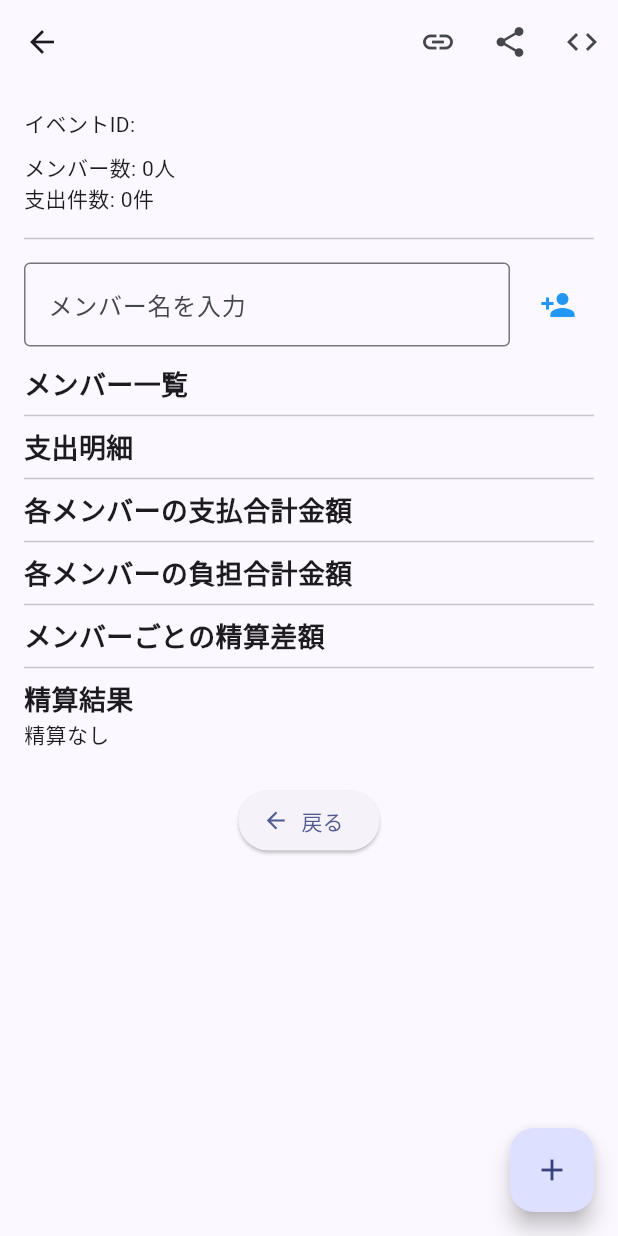
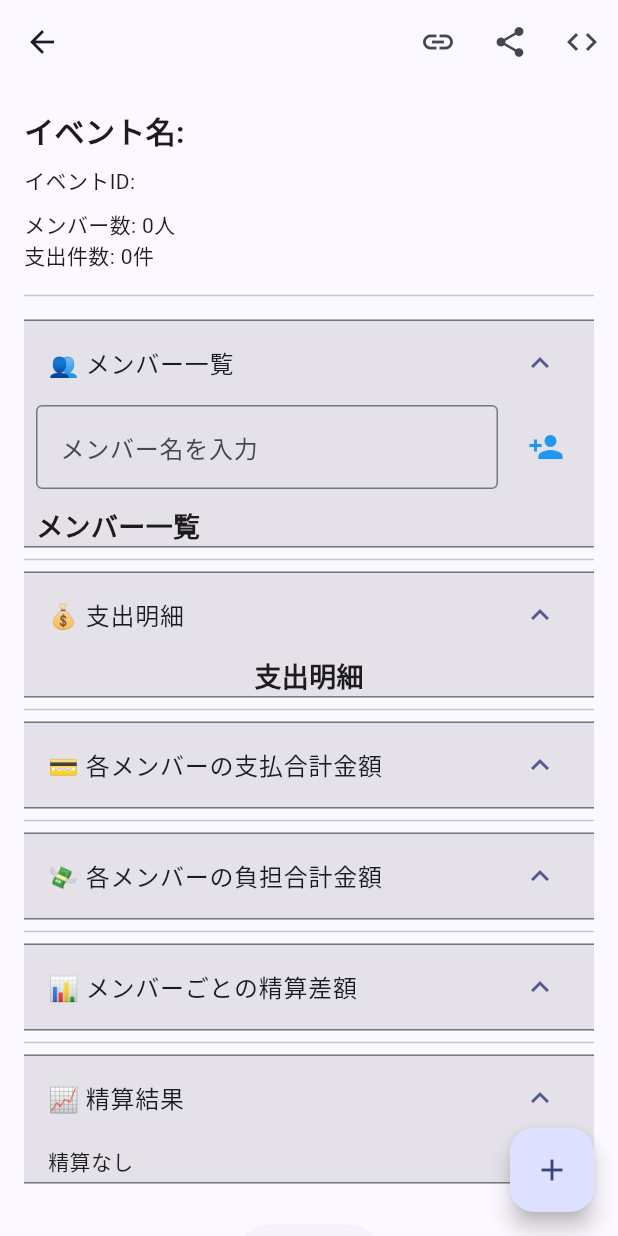
Before and after one commit to kakunekono/wari-can, a Flutter app: the EventDetailPage screen opened directly with empty values, on a phone screen of 412 x 824 dp. Run offline on Flutter 3.47's test engine with Material 3 defaults, Android fonts, the light colour scheme and no system bars; our stand-ins replace cloud_firestore, firebase_auth, firebase_core, share_plus, shared_preferences; accounts and stored records are empty.

Commit message:
イベント詳細ページにアコーディオンUIとStickyヘッダーを追加
- メンバー・支出・精算情報をExpansionTileで折りたたみ可能に
- 各セクションにパディングとテーマ対応の背景色を適用
- SliverPersistentHeaderDelegateを用いたStickyヘッダーを実装
- イベントコピー機能のタイトルとコメントを「メンバーをコピー」に修正

```diff
--- a/lib/logic/event_list_logic.dart
+++ b/lib/logic/event_list_logic.dart
@@ -200,7 +200,7 @@ class EventListLogic {
     }
   }
 
-  /// イベントをコピーして新規作成する。
+  /// メンバーをコピーしてイベントを新規作成する。
   Future<void> copyEvent(
     BuildContext context,
     Event original,
@@ -210,7 +210,7 @@ class EventListLogic {
     final result = await showDialog<String>(
       context: context,
       builder: (_) => AlertDialog(
-        title: const Text("イベントをコピーして追加"),
+        title: const Text("メンバーをコピーしてイベントを追加"),
         content: TextField(
           controller: controller,
           decoration: const InputDecoration(labelText: "新しいイベント名"),
--- a/lib/pages/event_detail_page.dart
+++ b/lib/pages/event_detail_page.dart
@@ -104,6 +104,23 @@ class _EventDetailPageState extends State<EventDetailPage> {
     return confirmed;
   }
 
+  SliverPersistentHeader _buildStickyHeader(String title) {
+    return SliverPersistentHeader(
+      pinned: true,
+      delegate: _StickyHeaderDelegate(
+        child: Container(
+          color: Colors.white,
+          padding: const EdgeInsets.symmetric(horizontal: 16, vertical: 8),
+          alignment: Alignment.centerLeft,
+          child: Text(
+            title,
+            style: const TextStyle(fontSize: 18, fontWeight: FontWeight.bold),
+          ),
+        ),
+      ),
+    );
+  }
+
   @override
   Widget build(BuildContext context) {
     final sortedDetails = List<Expense>.from(_event.details);
@@ -182,70 +199,168 @@ class _EventDetailPageState extends State<EventDetailPage> {
           child: Column(
             crossAxisAlignment: CrossAxisAlignment.start,
             children: [
+              Text(
+                'イベント名: ${_event.name}',
+                style: const TextStyle(
+                  fontSize: 20,
+                  fontWeight: FontWeight.bold,
+                ),
+              ),
+              const SizedBox(height: 8),
               Text('イベントID: ${_event.id}'),
               const SizedBox(height: 8),
               Text('メンバー数: ${_event.members.length}人'),
               Text('支出件数: ${_event.details.length}件'),
               const Divider(height: 32),
 
-              buildMemberSection(
+              ExpansionTile(
+                title: const Text('👥 メンバー一覧'),
+                initiallyExpanded: true,
+                backgroundColor: Theme.of(
+                  context,
+                ).colorScheme.surfaceContainerHighest,
+                collapsedBackgroundColor: Theme.of(context).colorScheme.surface,
+                children: [
+                  Padding(
+                    padding: const EdgeInsets.symmetric(horizontal: 8),
+                    child: buildMemberSection(
                       context,
                       _event,
                       _memberController,
                       onUpdate: _updateEvent,
                     ),
+                  ),
+                ],
+              ),
               const Divider(),
 
-              buildExpenseSection(context, _event, onUpdate: _updateEvent),
+              ExpansionTile(
+                title: const Text('💰 支出明細'),
+                initiallyExpanded: true,
+                backgroundColor: Theme.of(
+                  context,
+                ).colorScheme.surfaceContainerHighest,
+                collapsedBackgroundColor: Theme.of(context).colorScheme.surface,
+                children: [
+                  Padding(
+                    padding: const EdgeInsets.symmetric(horizontal: 8),
+                    child: buildExpenseSection(
+                      context,
+                      _event,
+                      onUpdate: _updateEvent,
+                    ),
+                  ),
+                ],
+              ),
               const Divider(),
 
-              const Text(
-                '各メンバーの支払合計金額',
-                style: TextStyle(fontSize: 18, fontWeight: FontWeight.bold),
+              ExpansionTile(
+                title: const Text('💳 各メンバーの支払合計金額'),
+                initiallyExpanded: true,
+                backgroundColor: Theme.of(
+                  context,
+                ).colorScheme.surfaceContainerHighest,
+                collapsedBackgroundColor: Theme.of(context).colorScheme.surface,
+                children: paidTotals.entries
+                    .map(
+                      (e) => Padding(
+                        padding: const EdgeInsets.symmetric(
+                          horizontal: 16,
+                          vertical: 4,
                         ),
-              ...paidTotals.entries.map(
-                (e) => Text(
+                        child: Align(
+                          alignment: Alignment.centerLeft,
+                          child: Text(
                             "${Utils.memberName(e.key, _event.members)}: ${Utils.formatAmount(e.value)}円",
                             style: const TextStyle(fontSize: 16),
                           ),
                         ),
+                      ),
+                    )
+                    .toList(),
+              ),
               const Divider(),
 
-              const Text(
-                '各メンバーの負担合計金額',
-                style: TextStyle(fontSize: 18, fontWeight: FontWeight.bold),
+              ExpansionTile(
+                title: const Text('💸 各メンバーの負担合計金額'),
+                initiallyExpanded: true,
+                backgroundColor: Theme.of(
+                  context,
+                ).colorScheme.surfaceContainerHighest,
+                collapsedBackgroundColor: Theme.of(context).colorScheme.surface,
+                children: memberShareTotals.entries
+                    .map(
+                      (e) => Padding(
+                        padding: const EdgeInsets.symmetric(
+                          horizontal: 16,
+                          vertical: 4,
                         ),
-              ...memberShareTotals.entries.map(
-                (e) => Text(
+                        child: Align(
+                          alignment: Alignment.centerLeft,
+                          child: Text(
                             "${Utils.memberName(e.key, _event.members)}: ${Utils.formatAmount(e.value)}円",
                             style: const TextStyle(fontSize: 16),
                           ),
                         ),
+                      ),
+                    )
+                    .toList(),
+              ),
               const Divider(),
 
-              const Text(
-                'メンバーごとの精算差額',
-                style: TextStyle(fontSize: 18, fontWeight: FontWeight.bold),
-              ),
-              ...balances.entries.map((e) {
+              ExpansionTile(
+                title: const Text('📊 メンバーごとの精算差額'),
+                initiallyExpanded: true,
+                backgroundColor: Theme.of(
+                  context,
+                ).colorScheme.surfaceContainerHighest,
+                collapsedBackgroundColor: Theme.of(context).colorScheme.surface,
+                children: balances.entries.map((e) {
                   final color = e.value > 0
                       ? Colors.green
                       : (e.value < 0
                             ? Colors.red
                             : Theme.of(context).textTheme.bodyMedium?.color);
                   final sign = e.value >= 0 ? '+' : '';
-                return Text(
+                  return Padding(
+                    padding: const EdgeInsets.symmetric(
+                      horizontal: 16,
+                      vertical: 4,
+                    ),
+                    child: Align(
+                      alignment: Alignment.centerLeft,
+                      child: Text(
                         "${Utils.memberName(e.key, _event.members)}: $sign${Utils.formatAmount(e.value)}円",
                         style: TextStyle(color: color),
+                      ),
+                    ),
                   );
-              }),
+                }).toList(),
+              ),
               const Divider(),
 
-              const Text(
-                '精算結果',
-                style: TextStyle(fontSize: 18, fontWeight: FontWeight.bold),
+              ExpansionTile(
+                title: const Text('📈 精算結果'),
+                initiallyExpanded: true,
+                backgroundColor: Theme.of(
+                  context,
+                ).colorScheme.surfaceContainerHighest,
+                collapsedBackgroundColor: Theme.of(context).colorScheme.surface,
+                children: settlements
+                    .map(
+                      (s) => Padding(
+                        padding: const EdgeInsets.symmetric(
+                          horizontal: 16,
+                          vertical: 4,
                         ),
-              ...settlements.map((s) => Text(s)),
+                        child: Align(
+                          alignment: Alignment.centerLeft,
+                          child: Text(s),
+                        ),
+                      ),
+                    )
+                    .toList(),
+              ),
 
               const SizedBox(height: 24),
               Center(
@@ -265,3 +380,27 @@ class _EventDetailPageState extends State<EventDetailPage> {
     );
   }
 }
+
+class _StickyHeaderDelegate extends SliverPersistentHeaderDelegate {
+  final Widget child;
+  _StickyHeaderDelegate({required this.child});
+
+  @override
+  Widget build(
+    BuildContext context,
+    double shrinkOffset,
+    bool overlapsContent,
+  ) {
+    return child;
+  }
+
+  @override
+  double get maxExtent => 48;
+
+  @override
+  double get minExtent => 48;
+
+  @override
+  bool shouldRebuild(covariant SliverPersistentHeaderDelegate oldDelegate) =>
+      true;
+}
```
Lines whose indentation alone changed are shown as unchanged.
